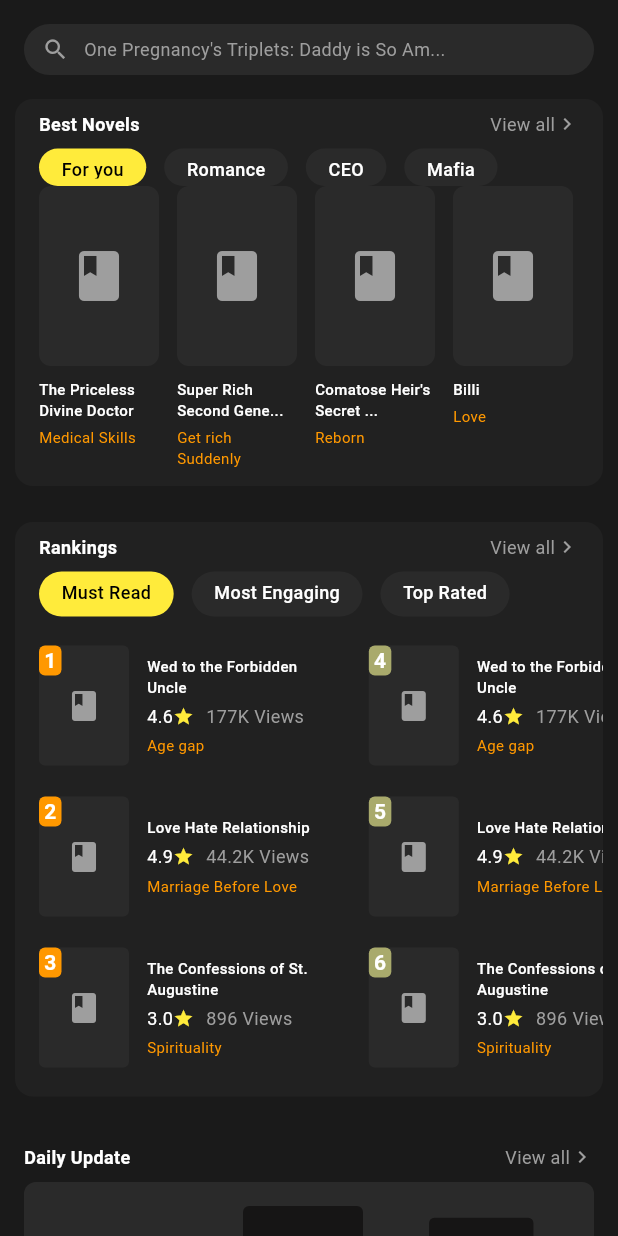
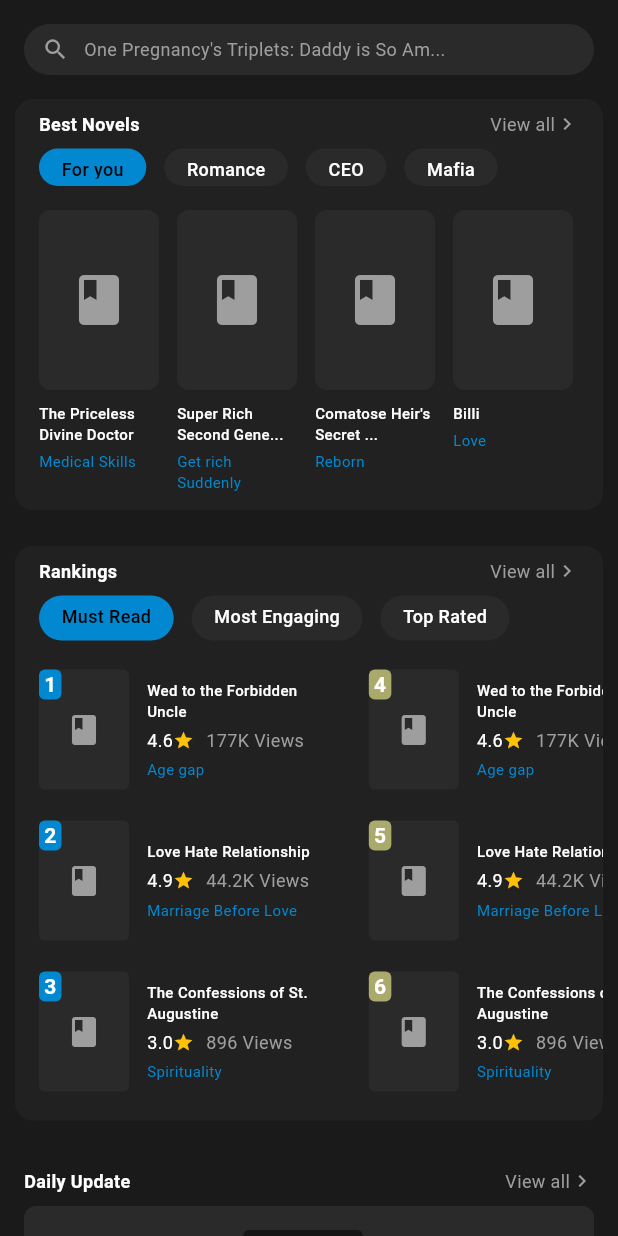
Before and after one commit to DANIEL-EKWERE/NoveluX, a Flutter app: the ExploreScreen screen opened by its route, on a phone screen of 412 x 824 dp. Run offline on Flutter 3.47's test engine with Material 3 defaults, Android fonts, the phone set to English and light mode, and no system bars; drawn by our look-alikes of carousel_slider; our stand-ins replace badges, flutter_svg, get, google_fonts, lucide_icons_flutter, shared_preferences; missing offline and left inert: overlay_kit; accounts and stored records are empty.

```diff
--- a/lib/screen/explore/explore_screen.dart
+++ b/lib/screen/explore/explore_screen.dart
@@ -1,5 +1,8 @@
 import 'package:carousel_slider/carousel_slider.dart';
+import 'package:flutter/cupertino.dart';
 import 'package:flutter/material.dart';
+import 'package:novelux/config/app_style.dart';
+import 'package:novelux/screen/book_preview/book_preview.dart';
 
 class ExploreScreen extends StatefulWidget {
   const ExploreScreen({super.key});
@@ -125,6 +128,7 @@ class _ExploreScreenState extends State<ExploreScreen> {
                               },
                             ),
                           ),
+                          SizedBox(height: 16),
                           _buildBestNovelsGrid(),
                         ],
                       ),
@@ -273,15 +277,49 @@ class _ExploreScreenState extends State<ExploreScreen> {
 
                     SizedBox(height: 24),
 
+                    Container(
+                      margin: EdgeInsets.symmetric(
+                        horizontal: 10,
+                        vertical: 10,
+                      ),
+                      //   padding: EdgeInsets.symmetric(horizontal: 10, vertical: 10),
+                      decoration: BoxDecoration(
+                        borderRadius: BorderRadius.circular(12),
+                        color: Colors.grey[900],
+                      ),
+                      child: Column(
+                        children: [
                           // World Famous Section
                           _buildSectionHeader("World Famous"),
                           _buildWorldFamousGrid(),
 
+                          SizedBox(height: 10),
+                        ],
+                      ),
+                    ),
+
                     SizedBox(height: 24),
 
+                    Container(
+                      margin: EdgeInsets.symmetric(
+                        horizontal: 10,
+                        vertical: 10,
+                      ),
+                      //   padding: EdgeInsets.symmetric(horizontal: 10, vertical: 10),
+                      decoration: BoxDecoration(
+                        borderRadius: BorderRadius.circular(12),
+                        color: Colors.grey[900],
+                      ),
+                      child: Column(
+                        children: [
                           // Featured for you Section
                           _buildSectionHeader("Featured for you"),
                           _buildFeaturedList(),
+
+                          SizedBox(height: 10),
+                        ],
+                      ),
+                    ),
 
                     SizedBox(height: 100), // Bottom padding for navigation
                   ],
@@ -330,7 +368,7 @@ class _ExploreScreenState extends State<ExploreScreen> {
   ) {
     return Container(
       height: 30,
-      margin: EdgeInsets.symmetric(horizontal: 16),
+      margin: EdgeInsets.only(left: 16),
       child: ListView.builder(
         scrollDirection: Axis.horizontal,
         itemCount: categories.length,
@@ -342,7 +380,7 @@ class _ExploreScreenState extends State<ExploreScreen> {
               margin: EdgeInsets.only(right: 12),
               padding: EdgeInsets.symmetric(horizontal: 15, vertical: 5),
               decoration: BoxDecoration(
-                color: isSelected ? Colors.yellow : Color(0xFF2A2A2A),
+                color: isSelected ? depperBlue : Color(0xFF2A2A2A),
                 borderRadius: BorderRadius.circular(20),
               ),
               child: Text(
@@ -389,7 +427,12 @@ class _ExploreScreenState extends State<ExploreScreen> {
         itemCount: novels.length,
         itemBuilder: (context, index) {
           final novel = novels[index];
-          return Container(
+          return GestureDetector(
+            onTap: (){
+              print(index);
+              Navigator.push(context, CupertinoPageRoute(builder: (context) => BookPreview(index: index, bookList: novels),));
+            },
+            child: Container(
               width: 80,
               margin: EdgeInsets.only(right: 12),
               child: Column(
@@ -419,9 +462,10 @@ class _ExploreScreenState extends State<ExploreScreen> {
                   SizedBox(height: 4),
                   Text(
                     novel["subtitle"]!,
-                  style: TextStyle(color: Colors.orange, fontSize: 10),
+                    style: TextStyle(color: depperBlue, fontSize: 10),
                   ),
                 ],
+              ),
             ),
           );
         },
@@ -548,7 +592,7 @@ class _ExploreScreenState extends State<ExploreScreen> {
                   decoration: BoxDecoration(
                     color:
                         item["rank"] <= 3
-                            ? Colors.orange
+                            ? depperBlue
                             : Color.fromARGB(255, 169, 170, 108),
                     borderRadius: BorderRadius.circular(4),
                   ),
@@ -586,7 +630,7 @@ class _ExploreScreenState extends State<ExploreScreen> {
                       "${item["rating"]}",
                       style: TextStyle(color: Colors.white, fontSize: 12),
                     ),
-                    Icon(Icons.star, color: Colors.yellow, size: 14),
+                    Icon(Icons.star, color: Colors.amber, size: 14),
                     SizedBox(width: 8),
                     Text(
                       item["views"],
@@ -597,7 +641,7 @@ class _ExploreScreenState extends State<ExploreScreen> {
                 SizedBox(height: 4),
                 Text(
                   item["tag"],
-                  style: TextStyle(color: Colors.orange, fontSize: 10),
+                  style: TextStyle(color: depperBlue, fontSize: 10),
                 ),
               ],
             ),
@@ -675,7 +719,7 @@ class _ExploreScreenState extends State<ExploreScreen> {
                       Row(
                         children: [
                           Text("4.5", style: TextStyle(color: Colors.white)),
-                          Icon(Icons.star, color: Colors.yellow, size: 14),
+                          Icon(Icons.star, color: Colors.amber, size: 14),
                           SizedBox(width: 8),
                           Text(
                             views[_currentIndex], //"72.8K Views",
@@ -811,7 +855,7 @@ class _ExploreScreenState extends State<ExploreScreen> {
                 ),
                 Text(
                   items[index]["tag"]!,
-                  style: TextStyle(color: Colors.orange, fontSize: 9),
+                  style: TextStyle(color: depperBlue, fontSize: 9),
                   maxLines: 1,
                   textAlign: TextAlign.left,
                   overflow: TextOverflow.ellipsis,
@@ -861,7 +905,7 @@ class _ExploreScreenState extends State<ExploreScreen> {
                 ),
                 Text(
                   items[index]["tag"]!,
-                  style: TextStyle(color: Colors.orange, fontSize: 9),
+                  style: TextStyle(color: depperBlue, fontSize: 9),
                   maxLines: 1,
                   overflow: TextOverflow.ellipsis,
                 ),
@@ -886,7 +930,7 @@ class _ExploreScreenState extends State<ExploreScreen> {
           ),
           SizedBox(height: 16),
           Container(
-            height: 420,
+            height: 150,
             child: ListView(
               scrollDirection: Axis.horizontal,
               children: [
@@ -920,7 +964,7 @@ class _ExploreScreenState extends State<ExploreScreen> {
     return Row(
       children: [
         Container(
-          width: 60,
+          width: 80,
           height: 120,
           decoration: BoxDecoration(
             color: Color(0xFF2A2A2A),
@@ -952,11 +996,11 @@ class _ExploreScreenState extends State<ExploreScreen> {
               Row(
                 children: [
                   Text("$rating", style: TextStyle(color: Colors.white)),
-                  Icon(Icons.star, color: Colors.yellow, size: 14),
+                  Icon(Icons.star, color: Colors.amber, size: 14),
                   SizedBox(width: 8),
                   Text(
                     tag,
-                    style: TextStyle(color: Colors.orange, fontSize: 10),
+                    style: TextStyle(color: depperBlue, fontSize: 10),
                   ),
                 ],
               ),
@@ -974,7 +1018,7 @@ class _ExploreScreenState extends State<ExploreScreen> {
       child: Column(
         children: [
           Container(
-            height: 60,
+            height: 120,
             decoration: BoxDecoration(
               color: Color(0xFF2A2A2A),
               borderRadius: BorderRadius.circular(4),
@@ -988,9 +1032,10 @@ class _ExploreScreenState extends State<ExploreScreen> {
             title,
             style: TextStyle(color: Colors.white, fontSize: 9),
             maxLines: 1,
+            textAlign: TextAlign.left,
             overflow: TextOverflow.ellipsis,
           ),
-          Text(tag, style: TextStyle(color: Colors.orange, fontSize: 8)),
+          Text(tag, style: TextStyle(color: depperBlue, fontSize: 8)),
         ],
       ),
     );
@@ -1014,7 +1059,7 @@ class _ExploreScreenState extends State<ExploreScreen> {
     ];
 
     return Container(
-      height: 140,
+      height: 180,
       child: ListView.builder(
         scrollDirection: Axis.horizontal,
         padding: EdgeInsets.symmetric(horizontal: 16),
@@ -1022,12 +1067,13 @@ class _ExploreScreenState extends State<ExploreScreen> {
         itemBuilder: (context, index) {
           final item = items[index];
           return Container(
-            width: 100,
+            width: 80,
             margin: EdgeInsets.only(right: 12),
             child: Column(
+              crossAxisAlignment: CrossAxisAlignment.start,
               children: [
                 Container(
-                  height: 80,
+                  height: 120,
                   decoration: BoxDecoration(
                     color: Color(0xFF2A2A2A),
                     borderRadius: BorderRadius.circular(4),
@@ -1039,7 +1085,7 @@ class _ExploreScreenState extends State<ExploreScreen> {
                   item["title"].toString(),
                   style: TextStyle(color: Colors.white, fontSize: 10),
                   maxLines: 2,
-                  textAlign: TextAlign.center,
+                  textAlign: TextAlign.left,
                   overflow: TextOverflow.ellipsis,
                 ),
                 if (item["rating"] != null)
@@ -1050,13 +1096,13 @@ class _ExploreScreenState extends State<ExploreScreen> {
                         "${item["rating"]}",
                         style: TextStyle(color: Colors.white, fontSize: 9),
                       ),
-                      Icon(Icons.star, color: Colors.yellow, size: 10),
+                      Icon(Icons.star, color: Colors.amber, size: 10),
                     ],
                   ),
                 Text(
                   item["tag"].toString(),
-                  style: TextStyle(color: Colors.orange, fontSize: 8),
-                  textAlign: TextAlign.center,
+                  style: TextStyle(color: depperBlue, fontSize: 8),
+                  textAlign: TextAlign.left,
                 ),
               ],
             ),
@@ -1140,7 +1186,7 @@ class _ExploreScreenState extends State<ExploreScreen> {
                       "${item["rating"]}",
                       style: TextStyle(color: Colors.white),
                     ),
-                    Icon(Icons.star, color: Colors.yellow, size: 14),
+                    Icon(Icons.star, color: Colors.amber, size: 14),
                     SizedBox(width: 8),
                     Text(
                       item["views"],
@@ -1168,10 +1214,10 @@ class _ExploreScreenState extends State<ExploreScreen> {
       margin: EdgeInsets.only(right: 6, bottom: 4),
       padding: EdgeInsets.symmetric(horizontal: 8, vertical: 2),
       decoration: BoxDecoration(
-        color: Colors.orange.withOpacity(0.2),
+        color: depperBlue.withOpacity(0.2),
         borderRadius: BorderRadius.circular(4),
       ),
-      child: Text(text, style: TextStyle(color: Colors.orange, fontSize: 8)),
+      child: Text(text, style: TextStyle(color: depperBlue, fontSize: 8)),
     );
   }
 
@@ -1198,12 +1244,12 @@ class _ExploreScreenState extends State<ExploreScreen> {
     return Column(
       mainAxisAlignment: MainAxisAlignment.center,
       children: [
-        Icon(icon, color: isSelected ? Colors.yellow : Colors.grey, size: 24),
+        Icon(icon, color: isSelected ? Colors.amber : Colors.grey, size: 24),
         SizedBox(height: 4),
         Text(
           label,
           style: TextStyle(
-            color: isSelected ? Colors.yellow : Colors.grey,
+            color: isSelected ? Colors.amber : Colors.grey,
             fontSize: 12,
           ),
         ),
```
Also changed, not shown: lib/screen/book_preview/bindings/book_preview_binding.dart (added, +11 -0 lines), lib/screen/book_preview/book_preview.dart (added, +97 -0 lines), lib/screen/book_preview/controller/book_preview_controller.dart (added, +26 -0 lines), lib/screen/genres/genres_screen.dart (+44 -13 lines), lib/screen/me/me_screen.dart (+4 -8 lines), lib/screen/book_preview/models/models.dart (added). Lines whose indentation alone changed are shown as unchanged.
